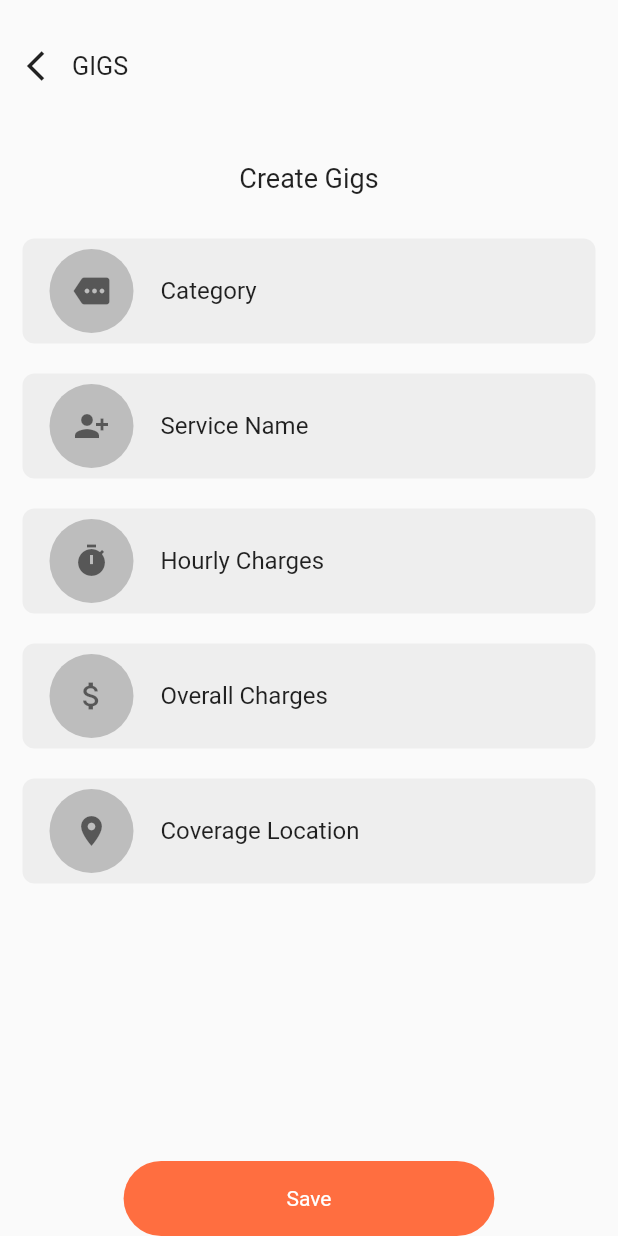
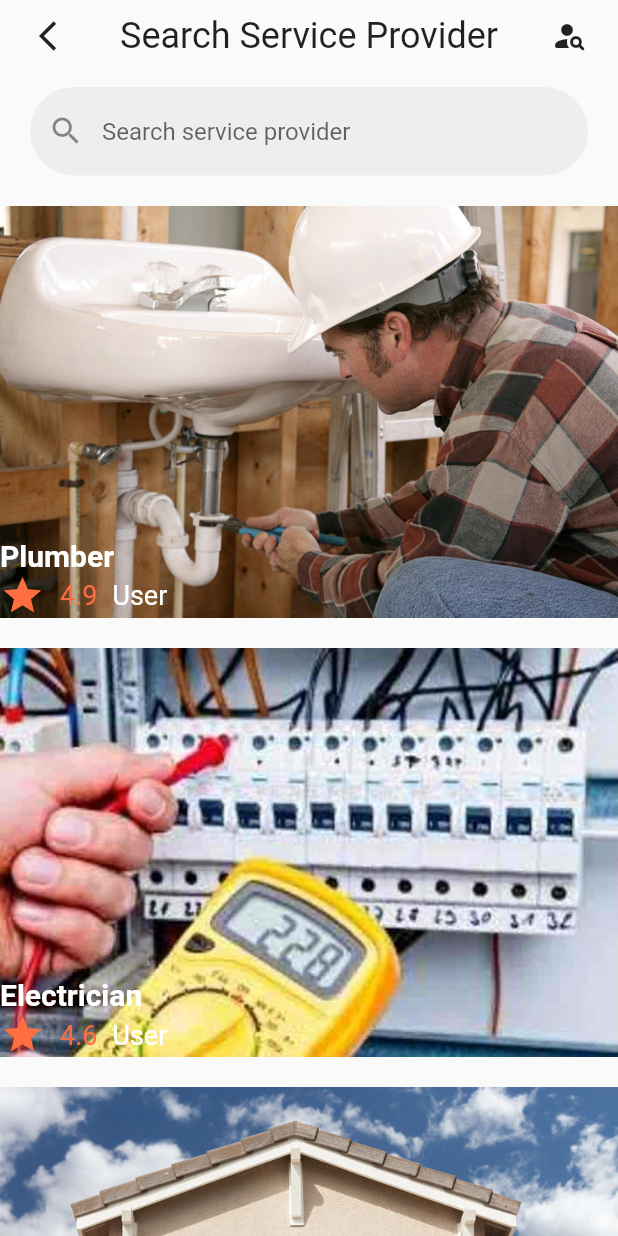
Before and after one commit to Hashim-Jan/hussain, a Flutter app: the screen it shows after launch, on a phone screen of 412 x 824 dp. Run offline on Flutter 3.47's test engine with Material 2 defaults, Android fonts, the phone set to English and light mode, and no system bars.

Commit message:
servies screen created

```diff
--- /dev/null
+++ b/lib/custom_widgets/srevice_provide_container.dart
@@ -0,0 +1,53 @@
+import 'package:flutter/material.dart';
+class ServiceProvideContainer extends StatelessWidget {
+  final String imageUrl;
+  final String serviceTitle;
+  final userRating;
+
+  ServiceProvideContainer({this.imageUrl, this.serviceTitle, this.userRating});
+  @override
+  Widget build(BuildContext context) {
+    return Padding(
+      padding: EdgeInsets.symmetric(vertical: 10),
+      child: Stack(
+        alignment: Alignment.bottomLeft,
+        children: [
+          Image.asset('assets/images/service_images/$imageUrl'),
+          Align(
+            alignment: Alignment.topLeft,
+            child: Container(
+              child: Column(
+                crossAxisAlignment: CrossAxisAlignment.start,
+                children: [
+                  Text(
+                    '$serviceTitle',
+                    style: TextStyle(
+                      color: Colors.white,
+                      fontWeight: FontWeight.bold,
+                      fontSize: 20,
+                    ),
+                  ),
+                  Row(
+                    children: [
+                      Icon(Icons.star,color: Colors.deepOrangeAccent,size: 30,),
+                      SizedBox(width: 10,),
+                      Text(
+                        '$userRating',
+                        style: TextStyle(color: Colors.deepOrangeAccent,fontSize: 18),
+                      ),
+                      SizedBox(width: 10,),
+                      Text(
+                        'User',
+                        style: TextStyle(color: Colors.white,fontSize: 18),
+                      ),
+                    ],
+                  ),
+                ],
+              ),
+            ),
+          ),
+        ],
+      ),
+    );
+  }
+}
--- a/lib/main.dart
+++ b/lib/main.dart
@@ -3,6 +3,7 @@ import 'package:two_screen/screens/buyer_screen.dart';
 import 'package:two_screen/screens/create_gig_screen.dart';
 import 'package:two_screen/screens/profile_screen.dart';
 import 'package:two_screen/screens/seller_screen.dart';
+import 'package:two_screen/screens/service_provider_screen.dart';
 import 'package:two_screen/screens/worker_screen.dart';
 
 void main() {
@@ -13,13 +14,14 @@ class MyApp extends StatelessWidget {
   Widget build(BuildContext context) {
     return MaterialApp(
       debugShowCheckedModeBanner: false,
-      initialRoute: 'create_gig_screen',
+      initialRoute: 'service_provider_screen',
       routes: {
         'seller_screen':(context)=>SellerScreen(),
         'buyer_screen':(context)=>BuyerScreen(),
         'worker_screen' : (context)=>WorkerScreen(),
         'profile_screen' : (context)=>ProfileScreen(),
         'create_gig_screen' : (context)=>CreateGigScreen(),
+        'service_provider_screen' : (context)=>ServiceProviderScreen(),
       },
     );
   }
--- /dev/null
+++ b/lib/screens/service_provider_screen.dart
@@ -0,0 +1,63 @@
+import 'package:flutter/material.dart';
+import 'package:two_screen/custom_widgets/srevice_provide_container.dart';
+
+class ServiceProviderScreen extends StatelessWidget {
+  @override
+  Widget build(BuildContext context) {
+    return Material(
+      child: SafeArea(
+        child: Column(
+          children: [
+            ///
+            /// header
+            ///
+            Padding(
+              padding: EdgeInsets.symmetric(horizontal: 20,vertical: 10),
+              child: Column(
+                children: [
+                  Row(
+                    mainAxisAlignment: MainAxisAlignment.spaceBetween,
+                    children: [
+                      Icon(Icons.arrow_back_ios_outlined),
+                      Text('Search Service Provider',style: TextStyle(fontSize: 24),),
+                      Icon(Icons.person_search_rounded),
+                    ],
+                  ),
+                  SizedBox(height: 20,),
+                  ///
+                  /// Search bar
+                  ///
+                  TextField(
+                    decoration: InputDecoration(
+                      prefixIcon: Icon(Icons.search),
+                      hintText: 'Search service provider',
+                      fillColor: Colors.grey[200],
+                      filled: true,
+                      border: OutlineInputBorder(
+                        borderSide: BorderSide.none,
+                        borderRadius: BorderRadius.circular(30),
+                      ),
+                    ),
+                  ),
+                ],
+              ),
+            ),
+            ///
+            /// Service
+            ///
+            Expanded(
+              child: ListView(
+                children: [
+                  ServiceProvideContainer(serviceTitle: 'Plumber',userRating: 4.9,imageUrl: 'plumber_image.jpg',),
+                  ServiceProvideContainer(serviceTitle: 'Electrician',userRating: 4.6,imageUrl: 'electrician.jpg',),
+                  ServiceProvideContainer(serviceTitle: 'House Painter',userRating: 4.1,imageUrl: 'house_painter.jpg',),
+                  ServiceProvideContainer(serviceTitle: 'Construction Worker',userRating: 4.4,imageUrl: 'construction_image.jpg',),
+                ],
+              ),
+            ),
+          ],
+        ),
+      ),
+    );
+  }
+}
--- a/pubspec.yaml
+++ b/pubspec.yaml
@@ -48,6 +48,7 @@ flutter:
   assets:
    - assets/images/
    - assets/profile_icons/
+   - assets/images/service_images/
   #   - images/a_dot_ham.jpeg
 
   # An image asset can refer to one or more resolution-specific "variants", see
```
Also changed, not shown: assets/images/service_images/construction_image.jpg (added), assets/images/service_images/electrician.jpg (added), assets/images/service_images/house_painter.jpg (added), assets/images/service_images/plumber_image.jpg (added).
